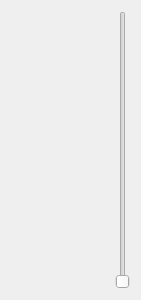
This is src/ui/pause_options.ui in ChivaTateo/Magic_Music_Composer as Qt 5 draws it before an edit. The edited form follows.
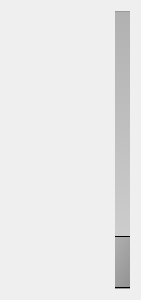
This is the edited form. Icons and pictures are not drawn.

```diff
--- a/src/ui/pause_options.ui
+++ b/src/ui/pause_options.ui
@@ -30,6 +30,25 @@
    </item>
    <item>
     <widget class="QSlider" name="pause_slider">
+     <property name="styleSheet">
+      <string notr="true"> QSlider::groove:vertical {
+     background: qlineargradient(x1:0, y1:0, x2:0, y2:1, stop:0 #B1B1B1, stop:1  #D3D3D3);
+	 width: 20px;
+ border: 1px solid #999999;
+     position: absolute; /* абсолютная позиция в 4px слева и справа от виджета. установка полей виджета также будет работать... */
+     left: 4px; right: 4px;
+ }
+
+ QSlider::handle:vertical {
+     height: 50px;
+	 width: 20px;
+ border: 1px solid #000000;
+     background: qlineargradient(x1:0, y1:0, x2:1, y2:1, stop:0 #b4b4b4, stop:1 #8f8f8f);
+     margin: 0 -4px; /* расширяется наружу от бороздки */
+ }
+
+</string>
+     </property>
      <property name="orientation">
       <enum>Qt::Vertical</enum>
      </property>
```
Left out of the diff: 6 changed lines with no effect on the pictures.
